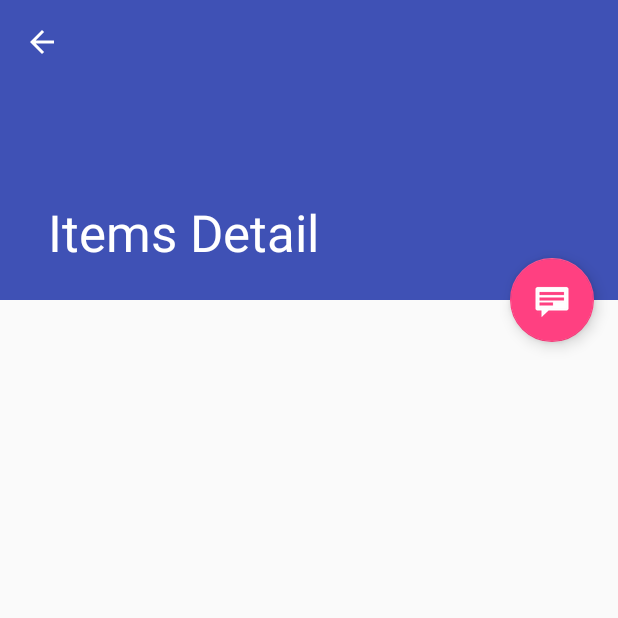
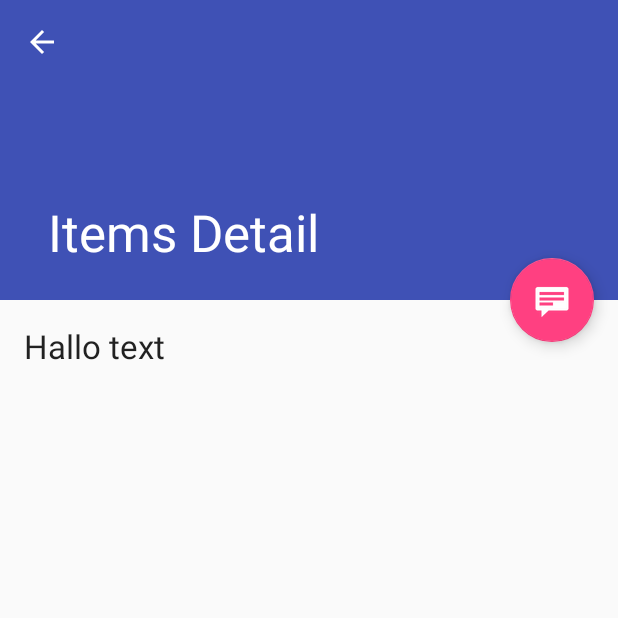
Before and after one commit to groepc/idh11-android-airport, an Android app: the ItemsDetailFragment screen opened directly, with no data from a screen before it, on a phone screen of 412 x 824 dp, the top half of it. Run offline under Robolectric (Android 15) with nearby library versions, the phone set to English and light mode, and no system bars; 1 statement that could not run was skipped.

Commit message:
Aiport werkend

```diff
--- a/app/src/main/java/com/groepc/airport/ItemsDetailFragment.java
+++ b/app/src/main/java/com/groepc/airport/ItemsDetailFragment.java
@@ -1,8 +1,8 @@
 package com.groepc.airport;
 
 import android.app.Activity;
+import android.os.Bundle;
 import android.support.design.widget.CollapsingToolbarLayout;
-import android.os.Bundle;
 import android.support.v4.app.Fragment;
 import android.view.LayoutInflater;
 import android.view.View;
--- a/app/src/main/res/layout/items_detail.xml
+++ b/app/src/main/res/layout/items_detail.xml
@@ -1,5 +1,17 @@
+<RelativeLayout
+    android:layout_height="match_parent"
+    android:layout_width="match_parent"
+    xmlns:android="http://schemas.android.com/apk/res/android">
+
+<TextView xmlns:android="http://schemas.android.com/apk/res/android"
+    xmlns:tools="http://schemas.android.com/tools" android:id="@+id/item_icao"
+    style="?android:attr/textAppearanceLarge" android:layout_width="match_parent"
+    android:layout_height="match_parent" android:padding="16dp" android:textIsSelectable="true"
+    tools:context="com.groepc.airport.ItemsDetailFragment" android:text="Hallo text" />
+
 <TextView xmlns:android="http://schemas.android.com/apk/res/android"
     xmlns:tools="http://schemas.android.com/tools" android:id="@+id/items_detail"
     style="?android:attr/textAppearanceLarge" android:layout_width="match_parent"
     android:layout_height="match_parent" android:padding="16dp" android:textIsSelectable="true"
     tools:context="com.groepc.airport.ItemsDetailFragment" />
+</RelativeLayout>
```
Also changed, not shown: app/src/main/java/com/groepc/airport/ItemsListActivity.java (+14 -30 lines), app/src/main/java/com/groepc/airport/airport/Airport.java (+4 -17 lines).
